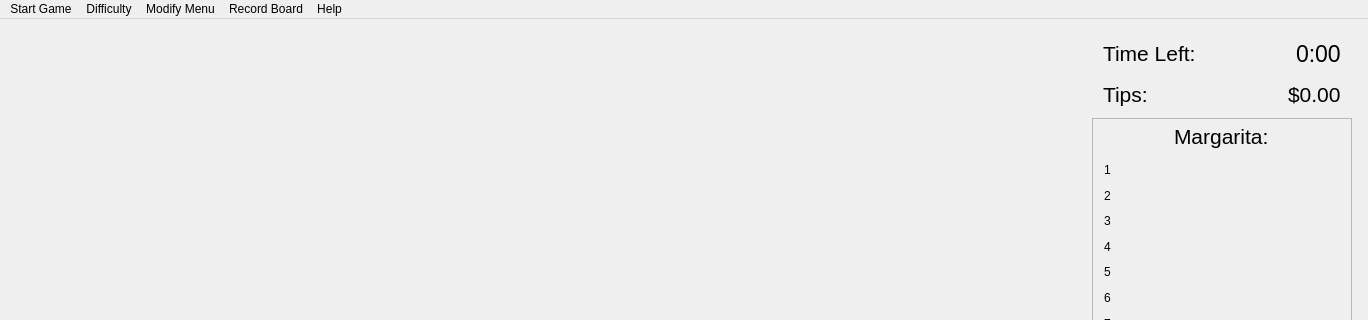
Above: mainwindow.ui from wintersca/bartender before the change; both pictures show x 0 to 1368 and y 0 to 320 of the 1368 by 792 pixel window. Below: the same form after it.
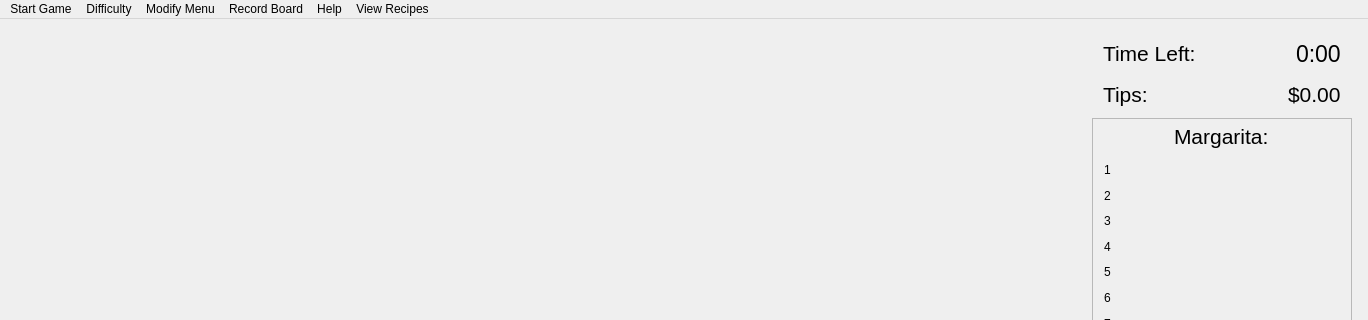
That is the form after the change.

Commit message: Starting to build a menu to show all recipes.

What changed in the file:
```diff
--- a/mainwindow.ui
+++ b/mainwindow.ui
@@ -574,11 +574,18 @@
     </property>
     <addaction name="actionView_Record_Board"/>
    </widget>
+   <widget class="QMenu" name="menuView_Recipes">
+    <property name="title">
+     <string>View Recipes</string>
+    </property>
+    <addaction name="actionAll_Recipes"/>
+   </widget>
    <addaction name="menuStart_Game"/>
    <addaction name="menuDifficulty"/>
    <addaction name="menuModify_Menu"/>
    <addaction name="menuRecord_Board"/>
    <addaction name="menuHelp"/>
+   <addaction name="menuView_Recipes"/>
   </widget>
   <action name="actionAdd_New_Drink">
    <property name="text">
```
Left out of the diff: 5 changed lines with no effect on the pictures. The commit also changes 6 other files.
